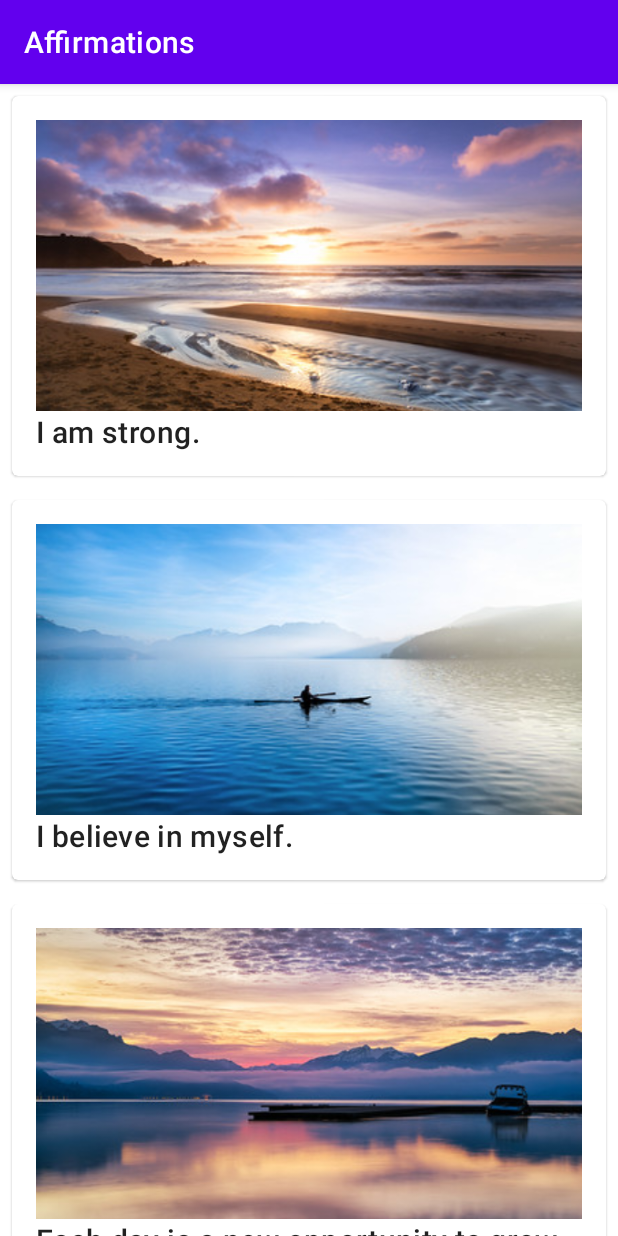
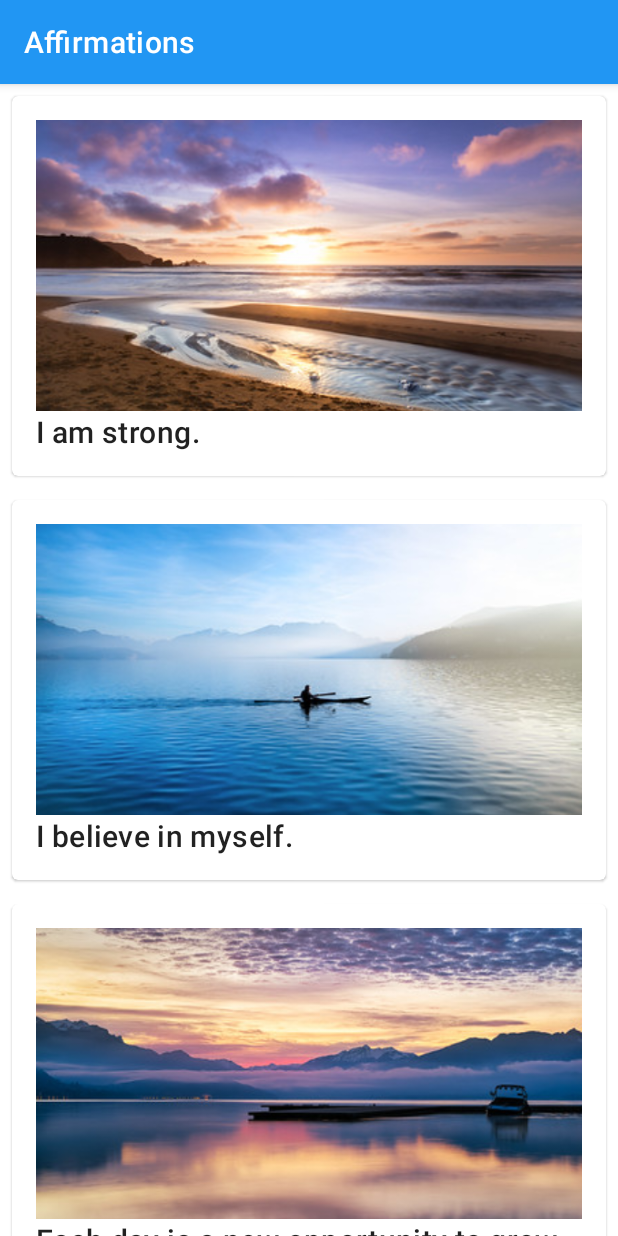
Before and after one commit to wesquel/AffirmationApp, an Android app: the screen it shows after launch (MainActivity), on a phone screen of 412 x 824 dp. Run offline under Robolectric (Android 15) with nearby library versions, the phone set to English and light mode, and no system bars.

Commit message:
Added Colors Blue.

```diff
--- a/app/src/main/res/values-night/themes.xml
+++ b/app/src/main/res/values-night/themes.xml
@@ -2,8 +2,8 @@
     <!-- Base application theme. -->
     <style name="Theme.Affirmations" parent="Theme.MaterialComponents.DayNight.DarkActionBar">
         <!-- Primary brand color. -->
-        <item name="colorPrimary">@color/purple_200</item>
-        <item name="colorPrimaryVariant">@color/purple_700</item>
+        <item name="colorPrimary">@color/blue_200</item>
+        <item name="colorPrimaryVariant">@color/blue_500</item>
         <item name="colorOnPrimary">@color/black</item>
         <!-- Secondary brand color. -->
         <item name="colorSecondary">@color/teal_200</item>
--- a/app/src/main/res/values/colors.xml
+++ b/app/src/main/res/values/colors.xml
@@ -7,4 +7,7 @@
     <color name="teal_700">#FF018786</color>
     <color name="black">#FF000000</color>
     <color name="white">#FFFFFFFF</color>
+    <color name="blue_200">#FF90CAF9</color>
+    <color name="blue_500">#FF2196F3</color>
+    <color name="blue_700">#FF1976D2</color>
 </resources>
--- a/app/src/main/res/values/themes.xml
+++ b/app/src/main/res/values/themes.xml
@@ -2,8 +2,8 @@
     <!-- Base application theme. -->
     <style name="Theme.Affirmations" parent="Theme.MaterialComponents.DayNight.DarkActionBar">
         <!-- Primary brand color. -->
-        <item name="colorPrimary">@color/purple_500</item>
-        <item name="colorPrimaryVariant">@color/purple_700</item>
+        <item name="colorPrimary">@color/blue_500</item>
+        <item name="colorPrimaryVariant">@color/blue_700</item>
         <item name="colorOnPrimary">@color/white</item>
         <!-- Secondary brand color. -->
         <item name="colorSecondary">@color/teal_200</item>
```
